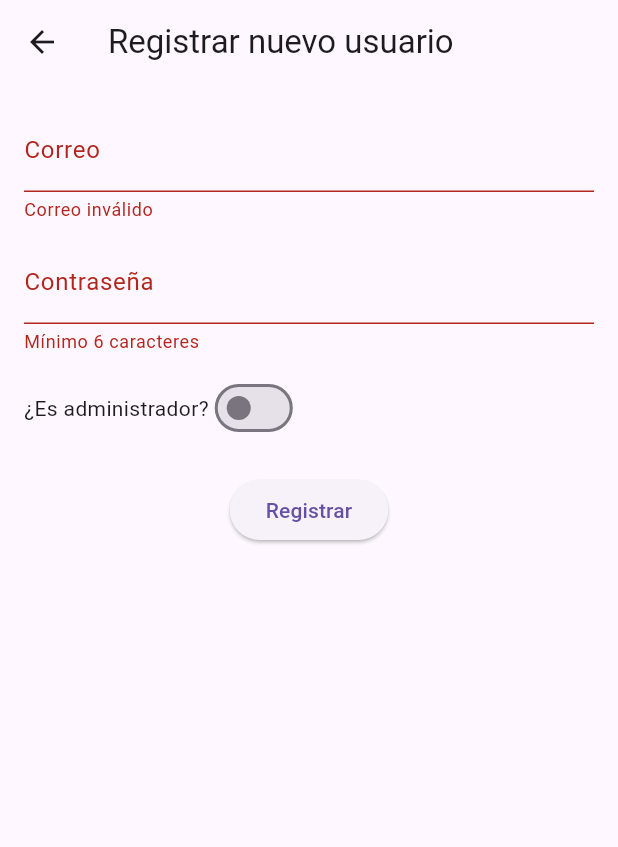
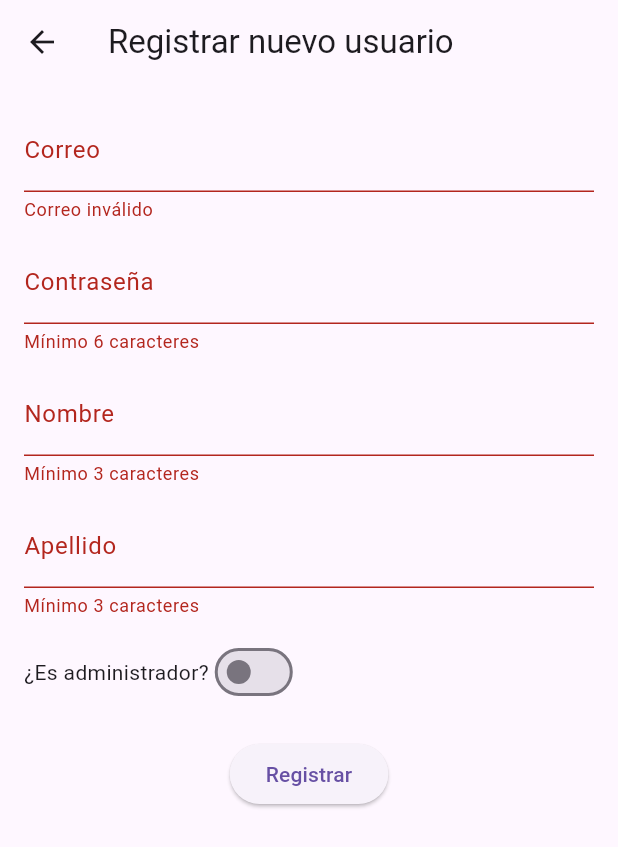
Before and after one commit to jcastanos77/mobile_bar_web, a Flutter app: the RegistrarUsuarioPage screen opened by its route, after a tap on "Registrar", on a phone screen of 412 x 824 dp. Shown: the top 847 px of the screen. Run offline on Flutter 3.47's test engine with Material 3 defaults, Android fonts, the light colour scheme and no system bars; our stand-ins replace cloud_firestore, firebase_auth, firebase_core; missing offline and left inert: dart:html; accounts and stored records are empty.

Commit message:
se agrega nombre al home

```diff
--- a/lib/registrar_usuario_page.dart
+++ b/lib/registrar_usuario_page.dart
@@ -13,6 +13,8 @@ class _RegistrarUsuarioPageState extends State<RegistrarUsuarioPage> {
   final _formKey = GlobalKey<FormState>();
   final _emailController = TextEditingController();
   final _passwordController = TextEditingController();
+  final _nombreController = TextEditingController();
+  final _apellidoController = TextEditingController();
   bool _esAdmin = false;
   bool _cargando = false;
 
@@ -34,6 +36,8 @@ class _RegistrarUsuarioPageState extends State<RegistrarUsuarioPage> {
       await FirebaseFirestore.instance.collection('users').doc(uid).set({
         'email': _emailController.text.trim(),
         'admin': _esAdmin,
+        'nombre': _nombreController.text.trim(),
+        'apellido': _apellidoController.text.trim(),
         'createdAt': FieldValue.serverTimestamp(),
       });
 
@@ -43,6 +47,9 @@ class _RegistrarUsuarioPageState extends State<RegistrarUsuarioPage> {
 
       _emailController.clear();
       _passwordController.clear();
+      _apellidoController.clear();
+      _nombreController.clear();
+
       setState(() {
         _esAdmin = false;
         _cargando = false;
@@ -81,6 +88,22 @@ class _RegistrarUsuarioPageState extends State<RegistrarUsuarioPage> {
                     : 'Mínimo 6 caracteres',
               ),
               const SizedBox(height: 12),
+              TextFormField(
+                controller: _nombreController,
+                decoration: const InputDecoration(labelText: 'Nombre'),
+                validator: (value) => value != null && value.length >= 3
+                    ? null
+                    : 'Mínimo 3 caracteres',
+              ),
+              const SizedBox(height: 12),
+              TextFormField(
+                controller: _apellidoController,
+                decoration: const InputDecoration(labelText: 'Apellido'),
+                validator: (value) => value != null && value.length >= 3
+                    ? null
+                    : 'Mínimo 3 caracteres',
+              ),
+              const SizedBox(height: 12),
               Row(
                 children: [
                   const Text('¿Es administrador?'),
--- a/lib/tomar_pedido_page.dart
+++ b/lib/tomar_pedido_page.dart
@@ -92,7 +92,7 @@ class _TomarPedidoPageState extends State<TomarPedidoPage> {
             TextField(
               controller: nombreClienteController,
               decoration: const InputDecoration(labelText: "Nombre cliente"),
-              keyboardType: TextInputType.number,
+              keyboardType: TextInputType.name,
             ),
             const SizedBox(height: 16),
             const Text(
```
Also changed, not shown: lib/home_page.dart (+8 -4 lines), 17 other files.
